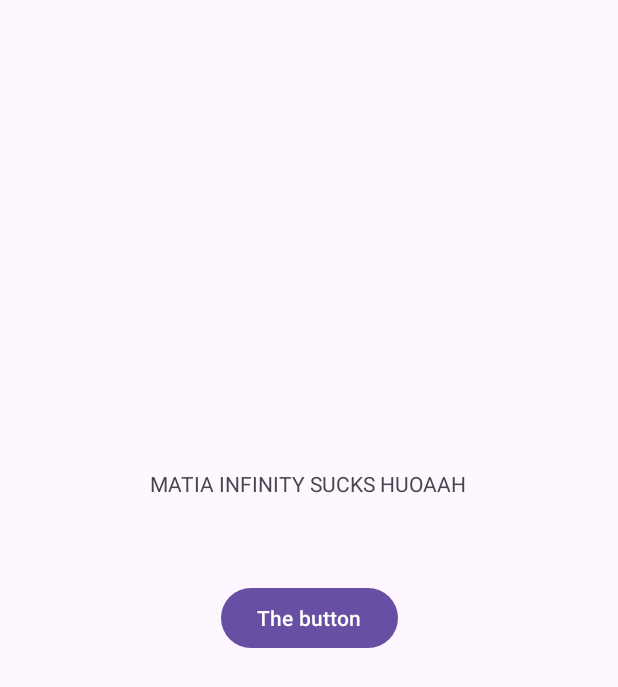
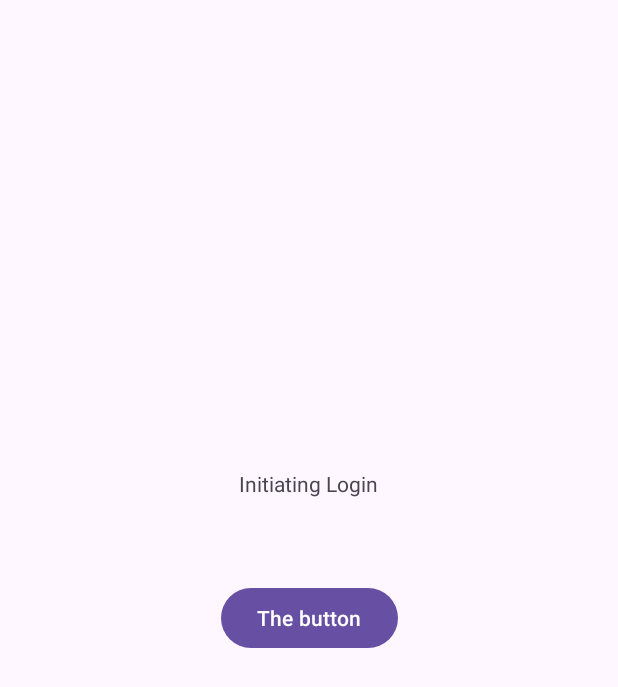
Before and after one commit to IsaacLatta/Recommender, an Android app: the screen it shows after launch (MainActivity), after a tap on "TextView", on a phone screen of 412 x 824 dp. Shown: the top 687 px of the screen. Run offline under Robolectric (Android 15) with nearby library versions, the phone set to English and light mode, and no system bars.

Commit message:
Refactored login into AuthService

```diff
--- /dev/null
+++ b/App/app/src/main/java/com/example/recommender/AuthService.java
@@ -0,0 +1,74 @@
+package com.example.recommender.data.network;
+
+import android.util.Log;
+
+import com.example.recommender.API;
+
+import org.json.JSONObject;
+
+import java.io.IOException;
+
+import okhttp3.Call;
+import okhttp3.Callback;
+import okhttp3.MediaType;
+import okhttp3.OkHttpClient;
+import okhttp3.Request;
+import okhttp3.RequestBody;
+import okhttp3.Response;
+
+public class AuthService {
+    private OkHttpClient client;
+    private API api; // This will be your database API (for auth)
+
+    public AuthService(API api, OkHttpClient client) {
+        this.api = api;
+        this.client = client;
+    }
+
+    public void login(String username, String password, final AuthCallback callback) {
+        try {
+            String url = api.getEndpoint() + "/login";
+
+            JSONObject jsonBody = new JSONObject();
+            jsonBody.put("username", username);
+            jsonBody.put("password", password);
+
+            RequestBody body = RequestBody.create(jsonBody.toString(),
+                    MediaType.get("application/json; charset=utf-8"));
+
+            Request request = new Request.Builder()
+                    .url(url)
+                    .post(body)
+                    .addHeader("Content-Type", "application/json")
+                    .addHeader("x-api-key", api.getKey())
+                    .build();
+
+            client.newCall(request).enqueue(new Callback() {
+                @Override
+                public void onFailure(Call call, IOException e) {
+                    Log.e("AUTH_SERVICE", "Login request failed", e);
+                    callback.onFailure(e);
+                }
+
+                @Override
+                public void onResponse(Call call, Response response) throws IOException {
+                    if (!response.isSuccessful()) {
+                        Log.e("AUTH_SERVICE", "Login response not successful: " + response.code());
+                        callback.onFailure(new IOException("Response not successful: " + response.code()));
+                        return;
+                    }
+                    String responseData = response.body().string();
+                    callback.onSuccess(responseData);
+                }
+            });
+        } catch (Exception e) {
+            Log.e("AUTH_SERVICE", "Exception during login", e);
+            callback.onFailure(e);
+        }
+    }
+
+    public interface AuthCallback {
+        void onSuccess(String responseData);
+        void onFailure(Exception e);
+    }
+}
--- a/App/app/src/main/java/com/example/recommender/Controller.java
+++ b/App/app/src/main/java/com/example/recommender/Controller.java
@@ -4,63 +4,56 @@ import android.util.Log;
 
 import androidx.lifecycle.ViewModel;
 
-import okhttp3.*;
+import com.example.recommender.data.network.AuthService;
+
+import okhttp3.OkHttpClient;
+
 import org.json.JSONObject;
-import java.io.IOException;
 
 public class Controller extends ViewModel {
-    private final OkHttpClient client = new OkHttpClient();
+    private AuthService authService;
     private API bookAPI;
     private API databaseAPI;
+
     public Controller(API databaseAPI, API bookAPI) {
         this.databaseAPI = databaseAPI;
         this.bookAPI = bookAPI;
         Log.d("DEBUG", "Controller created");
-        Log.d("DEBUG", String.format("API ENDPOINT: %s, KEY: %s", databaseAPI.getEndpoint(), databaseAPI.getKey()));
-        Log.d("DEBUG", String.format("API ENDPOINT: %s, KEY: %s", bookAPI.getEndpoint(), bookAPI.getKey()));
+        Log.d("DEBUG", String.format("Database API ENDPOINT: %s, KEY: %s",
+                databaseAPI.getEndpoint(), databaseAPI.getKey()));
+        Log.d("DEBUG", String.format("Book API ENDPOINT: %s, KEY: %s",
+                bookAPI.getEndpoint(), bookAPI.getKey()));
+
+        OkHttpClient client = new OkHttpClient();
+        authService = new AuthService(databaseAPI, client);
     }
 
-    public Boolean login(String username, String password) {
-        try {
-            String url = databaseAPI.getEndpoint() + "/login";
+    public void login(String username, String password) {
+        authService.login(username, password, new AuthService.AuthCallback() {
+            @Override
+            public void onSuccess(String responseData) {
+                try {
+                    JSONObject jsonResponse = new JSONObject(responseData);
+                    boolean success = jsonResponse.getBoolean("success");
+                    if (success) {
+//                        String userId = jsonResponse.getString("userId");
+                        String userName = jsonResponse.getString("username");
 
-            JSONObject jsonBody = new JSONObject();
-            jsonBody.put("username", username);
-            jsonBody.put("password", password);
+//                        Store.getInstance().setUserId(userId);
+                        Store.getInstance().setUsername(userName);
+                        Log.d("LOGIN_SUCCESS", "User logged in: " + userName);
+                    } else {
+                        Log.e("LOGIN_FAILED", "Invalid credentials");
+                    }
+                } catch (Exception e) {
+                    Log.e("LOGIN_ERROR", "Error parsing login response", e);
+                }
+            }
 
-            Log.d("LOGIN_INFO", "Sending login request to: " + url);
-            RequestBody body = RequestBody.create(jsonBody.toString(), MediaType.get("application/json; charset=utf-8"));
-            Log.d("LOGIN_INFO", "Sending JSON body: " + jsonBody.toString());
-
-            Request request = new Request.Builder()
-                    .url(url)
-                    .post(body)
-                    .addHeader("Content-Type", "application/json")
-                    .addHeader("x-api-key", databaseAPI.getKey())
-                    .build();
-
-            client.newCall(request).enqueue(new Callback() {
-                @Override
-                public void onFailure(Call call, IOException e) {
-                    Log.e("LOGIN_ERROR", "Failed to connect to API", e);
-                }
-
-                @Override
-                public void onResponse(Call call, Response response) throws IOException {
-                    if (!response.isSuccessful()) {
-                        Log.e("LOGIN_ERROR", "Response failed: " + response.code());
-                        return;
-                    }
-
-                    String responseData = response.body().string();
-                    Log.d("LOGIN_SUCCESS", "Response: " + responseData);
-                }
-            });
-        }
-        catch (Exception e) {
-            Log.e("LOGIN_ERROR", "JSON creation failed", e);
-            return false;
-        }
-        return true;
+            @Override
+            public void onFailure(Exception e) {
+                Log.e("LOGIN_ERROR", "Login failed", e);
+            }
+        });
     }
 }
--- a/App/app/src/main/java/com/example/recommender/MainActivity.java
+++ b/App/app/src/main/java/com/example/recommender/MainActivity.java
@@ -30,10 +30,7 @@ public class MainActivity extends AppCompatActivity {
 
     public void buttonHandler(View view) {
         TextView tex = findViewById(R.id.textView);
-        String str = "MATIA INFINITY SUCKS HUOAAH";
-        tex.setText(str);
-        if(!controller.login("", "")) {
-            // display an error message
-        }
+        tex.setText("Initiating Login");
+        controller.login("testuser", "password123");
     }
 }
```
Also changed, not shown: App/app/src/main/java/com/example/recommender/Store.java (+17 -3 lines).
